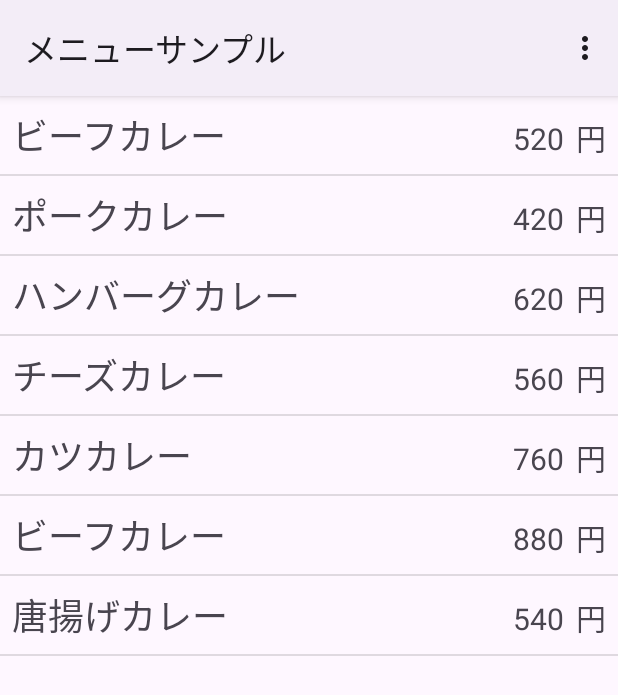
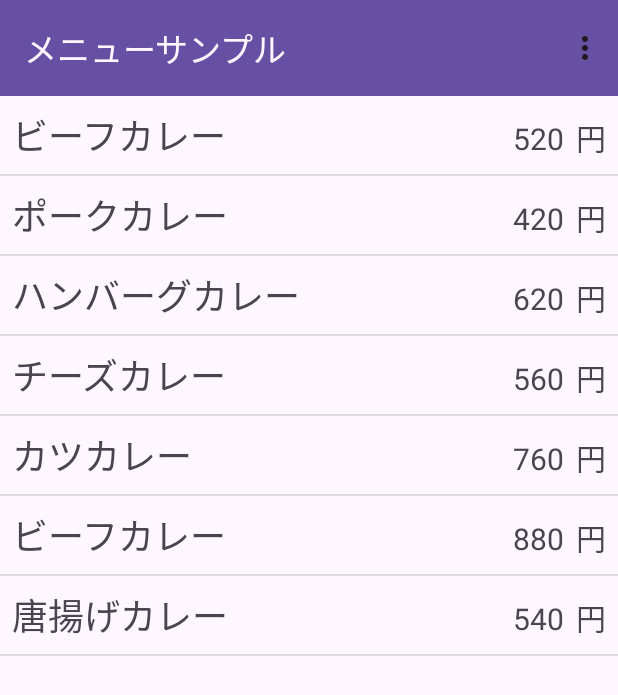
Before and after one commit to itc-s22030/Android1, an Android app: the screen it shows after launch (MainActivity), in the options menu, after a tap on "カレー", on a phone screen of 412 x 824 dp. Shown: the top 695 px of the screen. Run offline under Robolectric (Android 15) with nearby library versions, the phone set to English and light mode, and no system bars.

Commit message:
8できた

```diff
--- a/MenuSample/app/src/main/java/jp/ac/it_college/std/s22030/menusample/MainActivity.kt
+++ b/MenuSample/app/src/main/java/jp/ac/it_college/std/s22030/menusample/MainActivity.kt
@@ -3,8 +3,10 @@ package jp.ac.it_college.std.s22030.menusample
 import android.content.Intent
 import androidx.appcompat.app.AppCompatActivity
 import android.os.Bundle
+import android.view.ContextMenu
 import android.view.Menu
 import android.view.MenuItem
+import android.view.View
 import androidx.recyclerview.widget.DividerItemDecoration
 import androidx.recyclerview.widget.LinearLayoutManager
 import androidx.recyclerview.widget.RecyclerView
@@ -18,6 +20,8 @@ class MainActivity : AppCompatActivity() {
         binding = ActivityMainBinding.inflate(layoutInflater)
         setContentView(binding.root)
 
+        setSupportActionBar(binding.toolbar)
+
         initList(binding.lvMenu)
     }
 
@@ -27,6 +31,7 @@ class MainActivity : AppCompatActivity() {
         val layoutManager = LinearLayoutManager(this)
         view.layoutManager = layoutManager
         view.addItemDecoration(DividerItemDecoration(this, layoutManager.orientation))
+        registerForContextMenu(view)
     }
     private fun order(name: String, price: Int){
         startActivity(Intent(this, MenuThanksActivity::class.java).apply {
@@ -55,4 +60,14 @@ class MainActivity : AppCompatActivity() {
         binding.lvMenu.adapter?.notifyDataSetChanged()
         return true
     }
+
+    override fun onCreateContextMenu(
+        menu: ContextMenu?,
+        v: View?,
+        menuInfo: ContextMenu.ContextMenuInfo?
+    ) {
+        super.onCreateContextMenu(menu, v, menuInfo)
+        menuInflater.inflate(R.menu.menu_context_menu_list, menu)
+        menu?.setHeaderTitle(R.string.menu_list_context_header)
+    }
 }
--- a/MenuSample/app/src/main/java/jp/ac/it_college/std/s22030/menusample/MenuThanksActivity.kt
+++ b/MenuSample/app/src/main/java/jp/ac/it_college/std/s22030/menusample/MenuThanksActivity.kt
@@ -12,6 +12,8 @@ class MenuThanksActivity : AppCompatActivity() {
         super.onCreate(savedInstanceState)
         binding = ActivityMenuThanksBinding.inflate(layoutInflater)
         setContentView(binding.root)
+
+        setSupportActionBar(binding.toolbar2)
 
         val menuName = intent.getStringExtra("menuName") ?: ""   // エルビス演算子　?:
         val menuPrice = intent.getIntExtra("menuPrice", 0)
--- a/MenuSample/app/src/main/res/layout/activity_main.xml
+++ b/MenuSample/app/src/main/res/layout/activity_main.xml
@@ -6,13 +6,27 @@
     android:layout_height="match_parent"
     tools:context=".MainActivity">
 
+    <androidx.appcompat.widget.Toolbar
+        android:id="@+id/toolbar"
+        android:layout_width="0dp"
+        android:layout_height="wrap_content"
+        android:background="?attr/colorPrimary"
+        android:minHeight="?attr/actionBarSize"
+        android:theme="?attr/actionBarTheme"
+        app:layout_constraintEnd_toEndOf="parent"
+        app:layout_constraintStart_toStartOf="parent"
+        app:layout_constraintTop_toTopOf="parent"
+        app:title="@string/app_name"
+        app:titleTextColor="?attr/colorSurface" />
+
     <androidx.recyclerview.widget.RecyclerView
         android:id="@+id/lvMenu"
         android:layout_width="0dp"
         android:layout_height="0dp"
         app:layout_constraintBottom_toBottomOf="parent"
         app:layout_constraintEnd_toEndOf="parent"
+        app:layout_constraintHorizontal_bias="0.0"
         app:layout_constraintStart_toStartOf="parent"
-        app:layout_constraintTop_toTopOf="parent" />
+        app:layout_constraintTop_toBottomOf="@+id/toolbar" />
 
 </androidx.constraintlayout.widget.ConstraintLayout>
--- /dev/null
+++ b/MenuSample/app/src/main/res/menu/menu_context_menu_list.xml
@@ -0,0 +1,11 @@
+<?xml version="1.0" encoding="utf-8"?>
+<menu xmlns:app="http://schemas.android.com/apk/res-auto"
+    xmlns:android="http://schemas.android.com/apk/res/android">
+
+    <item
+        android:id="@+id/menuListContextDesc"
+        android:title="@string/menu_list_context_desc" />
+    <item
+        android:id="@+id/menuListContextOrder"
+        android:title="@string/menu_list_context_order" />
+</menu>
--- a/MenuSample/app/src/main/res/values-night/themes.xml
+++ b/MenuSample/app/src/main/res/values-night/themes.xml
@@ -1,6 +1,6 @@
 <resources xmlns:tools="http://schemas.android.com/tools">
     <!-- Base application theme. -->
-    <style name="Base.Theme.MenuSample" parent="Theme.Material3.DayNight">
+    <style name="Base.Theme.MenuSample" parent="Theme.Material3.DayNight.NoActionBar">
         <!-- Customize your dark theme here. -->
         <!-- <item name="colorPrimary">@color/my_dark_primary</item> -->
     </style>
--- a/MenuSample/app/src/main/res/values/themes.xml
+++ b/MenuSample/app/src/main/res/values/themes.xml
@@ -1,6 +1,6 @@
 <resources xmlns:tools="http://schemas.android.com/tools">
     <!-- Base application theme. -->
-    <style name="Base.Theme.MenuSample" parent="Theme.Material3.DayNight">
+    <style name="Base.Theme.MenuSample" parent="Theme.Material3.DayNight.NoActionBar">
         <!-- Customize your light theme here. -->
         <!-- <item name="colorPrimary">@color/my_light_primary</item> -->
     </style>
```
Also changed, not shown: MenuSample/app/src/main/res/layout/activity_menu_thanks.xml (+14 -2 lines).
